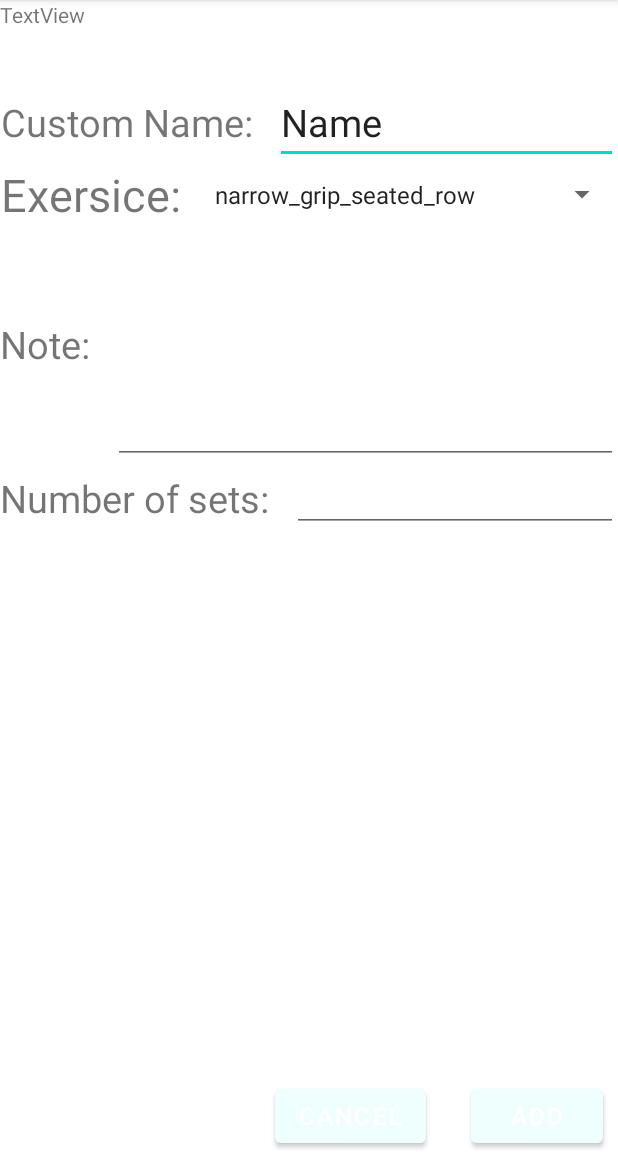
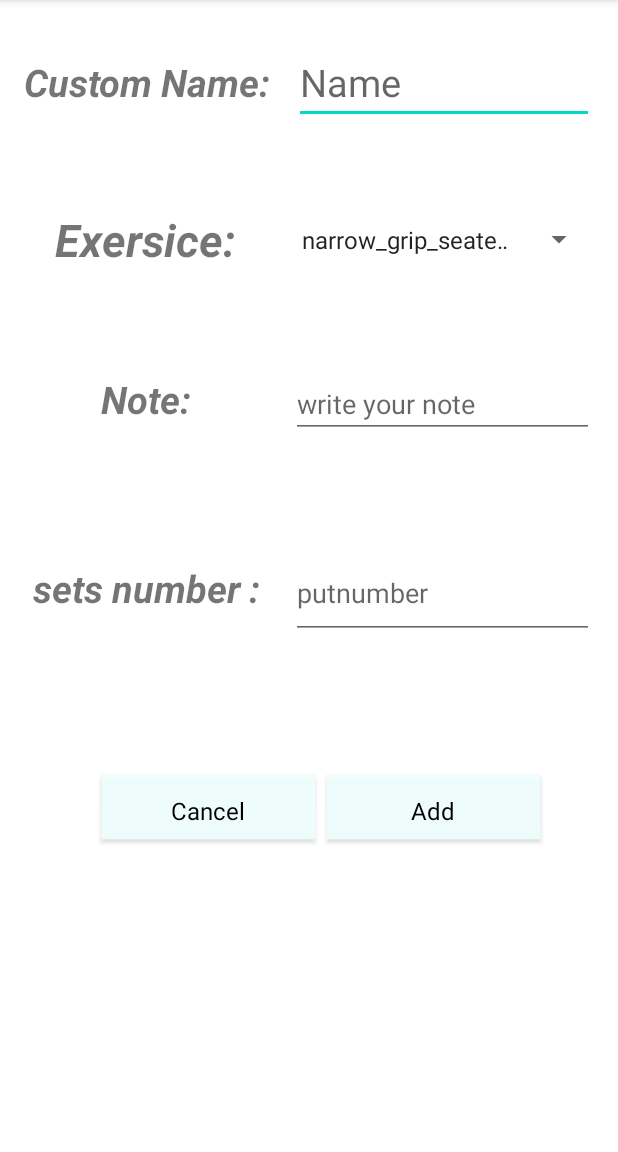
Before and after one commit to Oussi108/AppGymProv1, an Android app: the GetTrackerPage screen opened directly, with no data from a screen before it, on a phone screen of 412 x 824 dp, the part 84-1236 px from its top. Run offline under Robolectric (Android 15) with nearby library versions, the phone set to English and light mode, and no system bars.

Commit message:
Update activity_get_tracker_page.xml
hahiya

```diff
--- a/app/src/main/res/layout/activity_get_tracker_page.xml
+++ b/app/src/main/res/layout/activity_get_tracker_page.xml
@@ -4,134 +4,143 @@
     xmlns:tools="http://schemas.android.com/tools"
     android:layout_width="match_parent"
     android:layout_height="match_parent"
-    tools:context=".GetTrackerPage"
     android:orientation="vertical"
-    >
+    android:paddingLeft="16dp"
+    android:paddingRight="16dp"
+    tools:context=".GetTrackerPage">
 
 
-    <TextView
-        android:id="@+id/textView3"
-        android:layout_width="match_parent"
-        android:layout_height="54dp"
-        android:text="TextView" />
     <LinearLayout
-        android:layout_width="match_parent"
-        android:layout_height="wrap_content"
-        android:orientation="horizontal">
-        <TextView
-            android:layout_width="wrap_content"
-            android:layout_height="match_parent"
-            android:text="Custom Name:"
-            android:textSize="25dp"
-            android:gravity="center"
-            android:paddingRight="15dp"
-            />
-
-        <EditText
-            android:id="@+id/CustomName"
-            android:layout_width="wrap_content"
-            android:layout_height="wrap_content"
-            android:layout_weight="1"
-            android:ems="10"
-            android:textSize="25dp"
-            android:inputType="textPersonName"
-            android:text="Name" />
-
-    </LinearLayout>
-    <LinearLayout
-        android:layout_width="match_parent"
-        android:layout_height="wrap_content"
-        android:orientation="horizontal">
-        <TextView
-            android:layout_width="wrap_content"
-            android:layout_height="match_parent"
-            android:text="Exersice:"
-            android:textSize="30dp"
-            android:gravity="center"
-            android:paddingRight="15dp"
-            />
-
-
-
-        <Spinner
-            android:id="@+id/spinner_ExerciseName"
-            android:layout_width="match_parent"
-            android:layout_height="match_parent"
-            android:layout_weight="1"
-            />
-
-    </LinearLayout>
-
-    <LinearLayout
-        android:layout_width="match_parent"
-        android:layout_height="159dp"
-        android:orientation="horizontal">
+        android:layout_width="wrap_content"
+        android:layout_height="110dp"
+        android:gravity="center_horizontal">
 
         <TextView
             android:layout_width="wrap_content"
             android:layout_height="match_parent"
             android:gravity="center"
             android:paddingRight="15dp"
+            android:text="Custom Name:"
+            android:textSize="25dp"
+            android:textStyle="bold|italic" />
+
+        <EditText
+            android:id="@+id/CustomName"
+            android:layout_width="match_parent"
+            android:layout_height="wrap_content"
+            android:ems="10"
+            android:hint="Name"
+            android:inputType="textPersonName"
+            android:textSize="25dp"
+
+            />
+
+    </LinearLayout>
+
+    <LinearLayout
+        android:layout_width="wrap_content"
+        android:layout_height="99dp"
+        android:gravity="center_horizontal"
+        android:orientation="horizontal">
+
+
+        <TextView
+            android:layout_width="178dp"
+            android:layout_height="match_parent"
+            android:gravity="center"
+            android:paddingRight="15dp"
+            android:text="Exersice:"
+            android:textSize="30dp"
+            android:textStyle="bold|italic" />
+
+        <Spinner
+            android:id="@+id/spinner_ExerciseName"
+            android:layout_width="203dp"
+            android:layout_height="match_parent"
+
+            android:ems="10" />
+
+    </LinearLayout>
+
+    <LinearLayout
+        android:layout_width="wrap_content"
+        android:layout_height="114dp"
+        android:gravity="center_horizontal"
+        android:orientation="horizontal">
+
+        <TextView
+            android:layout_width="178dp"
+            android:layout_height="match_parent"
+            android:gravity="center"
+            android:paddingRight="15dp"
             android:text="Note:"
-            android:textSize="25dp" />
+            android:textSize="25dp"
+            android:textStyle="bold|italic" />
 
         <EditText
             android:id="@+id/Note"
-            android:layout_width="wrap_content"
-            android:layout_height="match_parent"
-            android:layout_weight="1"
+            android:layout_width="match_parent"
+            android:layout_height="wrap_content"
             android:ems="10"
             android:gravity="start|top"
+            android:hint="write your note"
             android:inputType="textMultiLine" />
-
-    </LinearLayout>
-    <LinearLayout
-        android:layout_width="match_parent"
-        android:layout_height="wrap_content"
-        android:orientation="horizontal">
-        <TextView
-            android:layout_width="wrap_content"
-            android:layout_height="match_parent"
-            android:text="Number of sets:"
-            android:textSize="25dp"
-            android:gravity="center"
-            android:paddingRight="15dp"
-            />
-
-        <EditText
-            android:id="@+id/Numbersets"
-            android:layout_width="wrap_content"
-            android:layout_height="wrap_content"
-            android:layout_weight="1"
-            android:ems="10"
-            android:inputType="numberSigned" />
 
     </LinearLayout>
 
     <LinearLayout
         android:layout_width="match_parent"
-        android:layout_height="match_parent"
-       android:gravity="bottom|right"
+        android:layout_height="138dp"
+        android:gravity="center_horizontal"
         android:orientation="horizontal">
+
+        <TextView
+            android:layout_width="178dp"
+            android:layout_height="match_parent"
+            android:gravity="center"
+            android:paddingRight="15dp"
+            android:text="sets number :"
+            android:textSize="25dp"
+            android:textStyle="bold|italic" />
+
+        <EditText
+            android:id="@+id/Numbersets"
+            android:layout_width="157dp"
+            android:layout_height="61dp"
+            android:layout_weight="1"
+            android:ems="10"
+            android:hint="putnumber"
+            android:inputType="numberSigned"
+            android:minHeight="48dp" />
+
+    </LinearLayout>
+
+    <LinearLayout
+        android:layout_width="396dp"
+        android:layout_height="158dp"
+        android:gravity="center_horizontal">
+
 
         <Button
             android:id="@+id/CancelTrain"
-            android:layout_width="wrap_content"
-            android:layout_height="wrap_content"
+            style="@android:style/Widget.Button"
+            android:layout_width="150dp"
+            android:layout_height="50dp"
+            android:layout_gravity="center"
+
             android:text="Cancel"
-            android:textSize="16dp"
-            android:layout_marginRight="30dp"
-            />
+            android:textSize="16dp" />
 
         <Button
             android:id="@+id/AddTrain"
-            android:layout_width="wrap_content"
-            android:layout_height="wrap_content"
+            style="@android:style/Widget.Button"
+            android:layout_width="150dp"
+            android:layout_height="50dp"
+            android:layout_gravity="center"
+
             android:text="Add"
-            android:textSize="16dp"
-            android:layout_marginRight="10dp"/>
+            android:textSize="16dp" />
+    </LinearLayout>
 
 
-    </LinearLayout>
-
 </LinearLayout>
```
